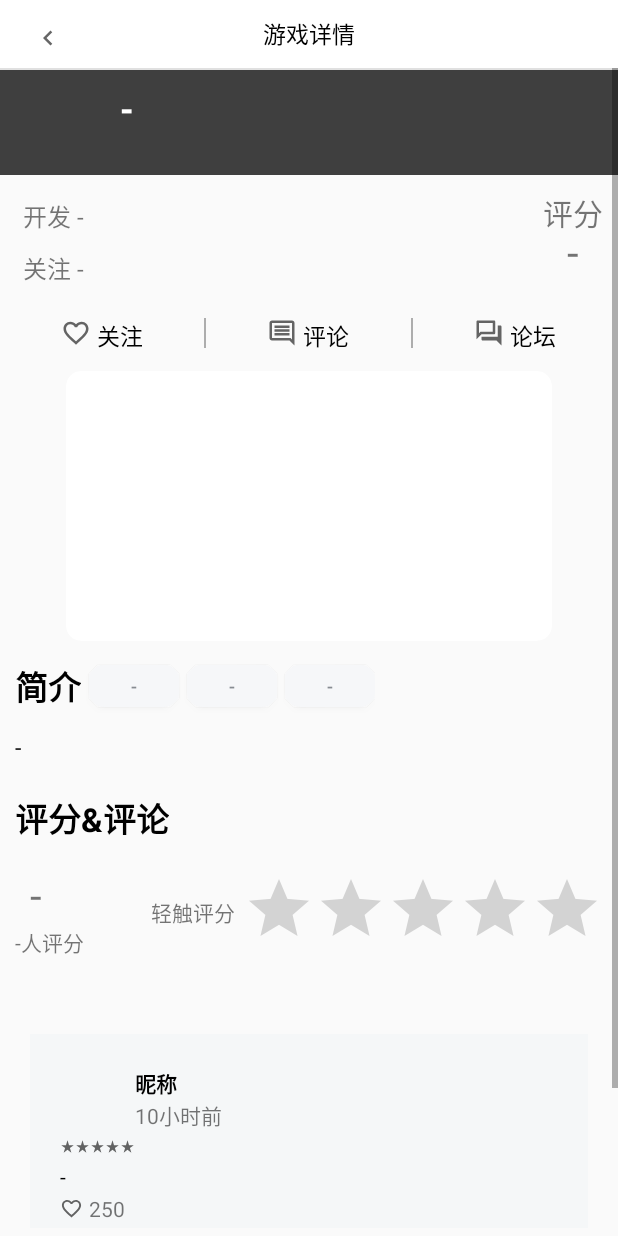
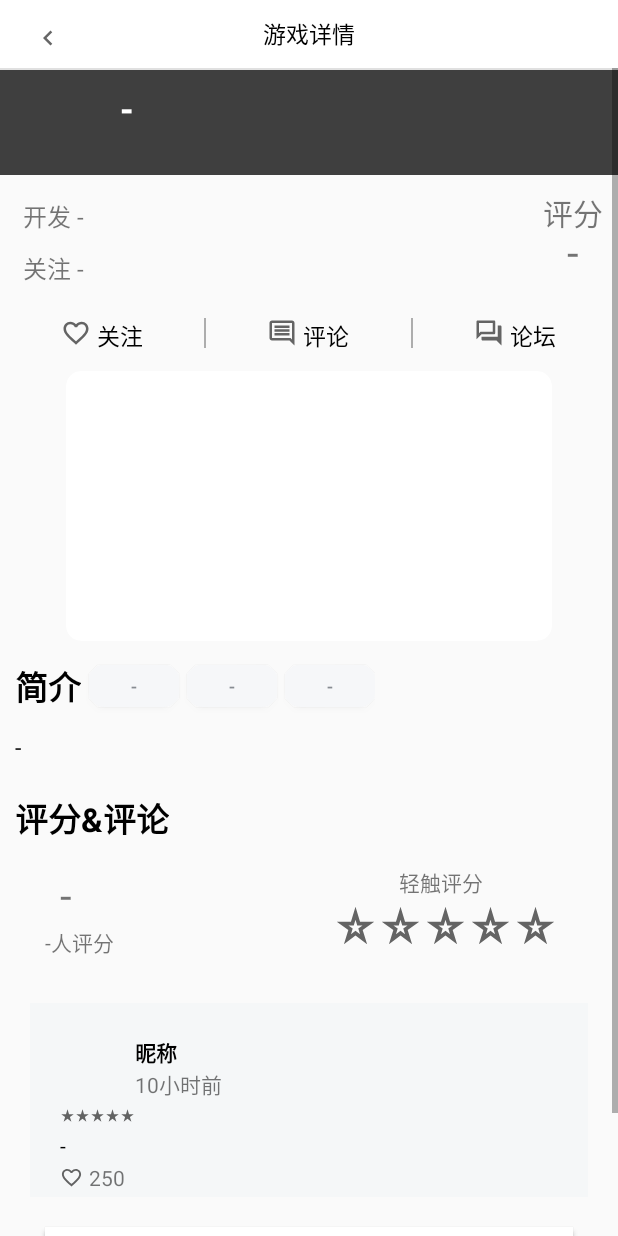
Before and after one commit to Geinu666/TepTep, an Android app: the GameActivity screen opened directly, with no data from a screen before it, on a phone screen of 412 x 824 dp. Run offline under Robolectric (Android 15) with nearby library versions, the phone set to English and light mode, and no system bars; libraries missing offline, so code that uses them is left out: com.shehuan.niv; plain views replace NiceImageView; network calls fail; pictures from the network do not load; 3 statements that could not run were skipped.

Commit message:
修改ratingbar
大坑wr

```diff
--- a/SplashDemo/app/src/main/res/layout/activity_game.xml
+++ b/SplashDemo/app/src/main/res/layout/activity_game.xml
@@ -353,35 +353,60 @@
                         android:layout_width="wrap_content"
                         android:layout_height="wrap_content"
                         android:layout_alignParentLeft="true"
-                        android:layout_marginLeft="10dp"
+                        android:layout_marginLeft="30dp"
                         android:layout_marginTop="15dp"
                         android:text="-"
                         android:textSize="28sp"/>
+
                     <TextView
                         android:id="@+id/comment_count"
                         android:layout_width="wrap_content"
                         android:layout_height="wrap_content"
                         android:layout_marginTop="55dp"
-                        android:text="-人评分"
-                        />
+                        android:layout_marginLeft="20dp"
+                        android:text="-人评分" />
+
                     <TextView
                         android:layout_width="wrap_content"
                         android:layout_height="wrap_content"
-                        android:layout_marginTop="35dp"
-                        android:layout_marginRight="5dp"
-                        android:layout_toLeftOf="@+id/rating_bar"
+                        android:layout_marginRight="80dp"
+                        android:layout_alignParentRight="true"
+                        android:layout_marginTop="15dp"
                         android:text="@string/tap_comment"/>
-                    <RatingBar
-                        android:id="@+id/rating_bar"
+
+                    <LinearLayout
+                        android:id="@+id/rating_module"
                         android:layout_width="wrap_content"
-                        android:layout_height="wrap_content"
-                        android:layout_alignParentEnd="true"
-                        android:layout_centerVertical="true"
+                        android:layout_alignParentRight="true"
+                        android:layout_marginRight="30dp"
                         android:layout_marginTop="40dp"
-                        android:stepSize="1"
-                        android:clickable="true"
-                        android:focusable="true"
-                        android:focusableInTouchMode="true"/>
+                        android:layout_height="wrap_content">
+                        <ImageView
+                            android:id="@+id/star_1"
+                            android:layout_width="30dp"
+                            android:layout_height="30dp"
+                            android:src="@drawable/outline_star_rate_24"/>
+                        <ImageView
+                            android:id="@+id/star_2"
+                            android:layout_width="30dp"
+                            android:layout_height="30dp"
+                            android:src="@drawable/outline_star_rate_24"/>
+                        <ImageView
+                            android:id="@+id/star_3"
+                            android:layout_width="30dp"
+                            android:layout_height="30dp"
+                            android:src="@drawable/outline_star_rate_24"/>
+                        <ImageView
+                            android:id="@+id/star_4"
+                            android:layout_width="30dp"
+                            android:layout_height="30dp"
+                            android:src="@drawable/outline_star_rate_24"/>
+                        <ImageView
+                            android:id="@+id/star_5"
+                            android:layout_width="30dp"
+                            android:layout_height="30dp"
+                            android:src="@drawable/outline_star_rate_24"/>
+                    </LinearLayout>
                 </RelativeLayout>
             </LinearLayout>
 <!--            <androidx.recyclerview.widget.RecyclerView-->
```
Also changed, not shown: SplashDemo/app/src/main/java/com/example/splashdemo/GameActivity.java (+111 -16 lines).
